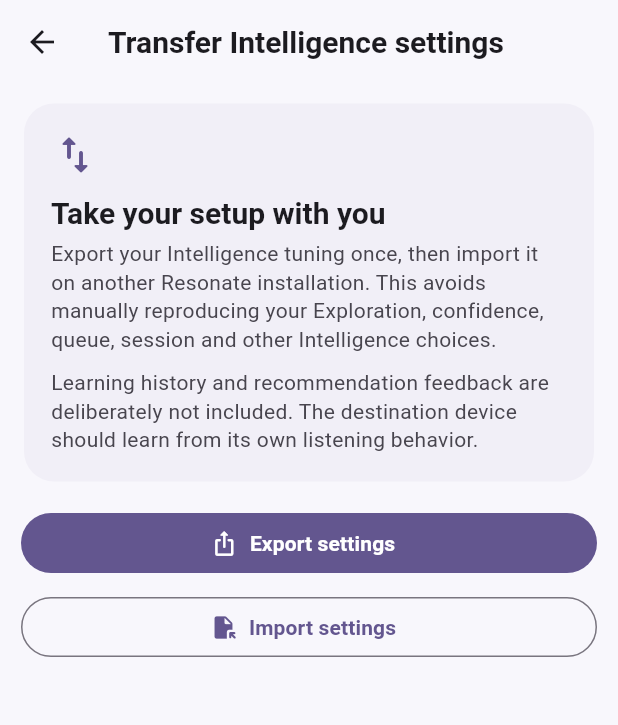
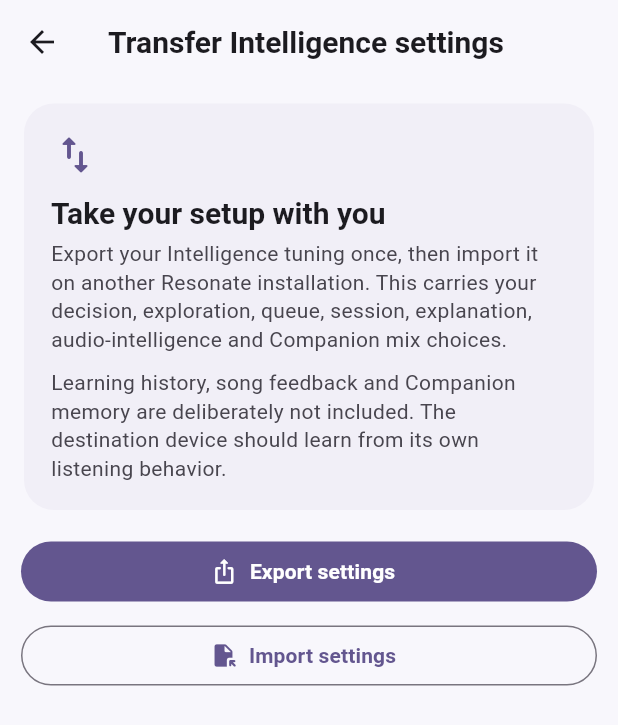
Before and after one commit to R-6167/Resonate, a Flutter app: the IntelligenceTransferScreen screen opened directly, after a tap on "Export settings", on a phone screen of 412 x 824 dp. Shown: the top 725 px of the screen. Run offline on Flutter 3.47's test engine with Material 3 defaults, Android fonts, the phone set to English and light mode, and no system bars; our stand-ins replace audio_service, file_picker, just_audio, share_plus, shared_preferences, sqflite; missing offline and left inert: audio_session; accounts and stored records are empty; statements that could not run were skipped.

Commit message:
feat: transfer full Intelligence tuning

```diff
--- a/lib/screens/intelligence_transfer_screen.dart
+++ b/lib/screens/intelligence_transfer_screen.dart
@@ -2,8 +2,12 @@
 
 import 'package:file_picker/file_picker.dart';
 import 'package:flutter/material.dart';
+import 'package:provider/provider.dart';
 import 'package:share_plus/share_plus.dart';
+import 'package:shared_preferences/shared_preferences.dart';
 
+import '../providers/intelligence_provider.dart';
+import '../services/intelligence_mix_settings_store.dart';
 import '../services/intelligence_settings_store.dart';
 
 class IntelligenceTransferScreen extends StatefulWidget {
@@ -16,14 +20,28 @@
 class _IntelligenceTransferScreenState extends State<IntelligenceTransferScreen> {
   bool _busy = false;
 
+  Future<Map<String, dynamic>> _document() async {
+    final prefs = await SharedPreferences.getInstance();
+    final core = await IntelligenceSettingsStore.exportSettings();
+    core['settings']['intelligenceEnabled'] = prefs.getBool('intelligence_enabled') ?? true;
+    core['settings']['autonomy'] = prefs.getInt('intelligence_autonomy') ?? 1;
+    core['settings']['autopilotGraduated'] = prefs.getBool('intelligence_autopilot_graduated') ?? false;
+    core['mix'] = {
+      'targetMinutes': await IntelligenceMixSettingsStore.targetMinutes(),
+      'longFormEnabled': await IntelligenceMixSettingsStore.longFormEnabled(),
+      'minimumLongFormMinutes': await IntelligenceMixSettingsStore.minimumLongFormMinutes(),
+      'replaySensitivity': await IntelligenceMixSettingsStore.replaySensitivity(),
+      'autoEvolutionEnabled': await IntelligenceMixSettingsStore.autoEvolutionEnabled(),
+    };
+    return core;
+  }
+
   Future<void> _export() async {
     setState(() => _busy = true);
     try {
-      final document = await IntelligenceSettingsStore.exportSettings();
-      final text = IntelligenceSettingsStore.encode(document);
-      final fileName = 'resonate-intelligence-settings.json';
+      final text = IntelligenceSettingsStore.encode(await _document());
       await Share.shareXFiles(
-        [XFile.fromData(Uint8List.fromList(text.codeUnits), name: fileName, mimeType: 'application/json')],
+        [XFile.fromData(Uint8List.fromList(text.codeUnits), name: 'resonate-intelligence-settings.json', mimeType: 'application/json')],
         subject: 'Resonate Intelligence settings',
         text: 'Resonate Intelligence settings export',
       );
@@ -37,13 +55,41 @@
   Future<void> _import() async {
     setState(() => _busy = true);
     try {
-      final result = await FilePicker.platform.pickFiles(type: FileType.custom, allowedExtensions: ['json']);
+      final result = await FilePicker.platform.pickFiles(type: FileType.custom, allowedExtensions: ['json'], withData: true);
       if (result == null) return;
       final bytes = result.files.single.bytes;
       if (bytes == null) throw const FormatException('The selected file could not be read.');
       final document = IntelligenceSettingsStore.decode(String.fromCharCodes(bytes));
       await IntelligenceSettingsStore.importSettings(document);
+      final prefs = await SharedPreferences.getInstance();
+      final settings = document['settings'];
+      if (settings is Map) {
+        final enabled = settings['intelligenceEnabled'];
+        final autonomy = settings['autonomy'];
+        if (enabled is bool) await prefs.setBool('intelligence_enabled', enabled);
+        if (autonomy is num) await prefs.setInt('intelligence_autonomy', autonomy.round().clamp(0, 2));
+        final graduated = settings['autopilotGraduated'];
+        if (graduated is bool) await prefs.setBool('intelligence_autopilot_graduated', graduated);
+      }
+      final mix = document['mix'];
+      if (mix is Map) {
+        Future<void> setInt(String key, Future<void> Function(int) setter, int min, int max) async {
+          final value = mix[key];
+          if (value is num) await setter(value.round().clamp(min, max));
+        }
+        Future<void> setBool(String key, Future<void> Function(bool) setter) async {
+          final value = mix[key];
+          if (value is bool) await setter(value);
+        }
+        await setInt('targetMinutes', IntelligenceMixSettingsStore.setTargetMinutes, 15, 120);
+        await setBool('longFormEnabled', IntelligenceMixSettingsStore.setLongFormEnabled);
+        await setInt('minimumLongFormMinutes', IntelligenceMixSettingsStore.setMinimumLongFormMinutes, 10, 60);
+        await setInt('replaySensitivity', IntelligenceMixSettingsStore.setReplaySensitivity, 1, 5);
+        await setBool('autoEvolutionEnabled', IntelligenceMixSettingsStore.setAutoEvolutionEnabled);
+      }
       if (mounted) {
+        await context.read<IntelligenceProvider>().setEnabled(prefs.getBool('intelligence_enabled') ?? true);
+        await context.read<IntelligenceProvider>().setAutonomy(prefs.getInt('intelligence_autonomy') ?? 1);
         _message('Intelligence settings imported.');
         Navigator.pop(context, true);
       }
@@ -54,8 +100,7 @@
     }
   }
 
-  void _message(String message) => ScaffoldMessenger.of(context)
-      .showSnackBar(SnackBar(content: Text(message)));
+  void _message(String message) => ScaffoldMessenger.of(context).showSnackBar(SnackBar(content: Text(message)));
 
   @override
   Widget build(BuildContext context) => Scaffold(
@@ -63,20 +108,15 @@
         body: ListView(
           padding: const EdgeInsets.fromLTRB(14, 8, 14, 32),
           children: [
-            Card(
-              child: Padding(
-                padding: const EdgeInsets.all(18),
-                child: Column(crossAxisAlignment: CrossAxisAlignment.start, children: [
-                  Icon(Icons.swap_vert_rounded, size: 32, color: Theme.of(context).colorScheme.primary),
-                  const SizedBox(height: 10),
-                  Text('Take your setup with you', style: Theme.of(context).textTheme.titleLarge?.copyWith(fontWeight: FontWeight.w700)),
-                  const SizedBox(height: 6),
-                  const Text('Export your Intelligence tuning once, then import it on another Resonate installation. This avoids manually reproducing your Exploration, confidence, queue, session and other Intelligence choices.'),
-                  const SizedBox(height: 10),
-                  const Text('Learning history and recommendation feedback are deliberately not included. The destination device should learn from its own listening behavior.'),
-                ]),
-              ),
-            ),
+            Card(child: Padding(padding: const EdgeInsets.all(18), child: Column(crossAxisAlignment: CrossAxisAlignment.start, children: [
+              Icon(Icons.swap_vert_rounded, size: 32, color: Theme.of(context).colorScheme.primary),
+              const SizedBox(height: 10),
+              Text('Take your setup with you', style: Theme.of(context).textTheme.titleLarge?.copyWith(fontWeight: FontWeight.w700)),
+              const SizedBox(height: 6),
+              const Text('Export your Intelligence tuning once, then import it on another Resonate installation. This carries your decision, exploration, queue, session, explanation, audio-intelligence and Companion mix choices.'),
+              const SizedBox(height: 10),
+              const Text('Learning history, song feedback and Companion memory are deliberately not included. The destination device should learn from its own listening behavior.'),
+            ]))),
             const SizedBox(height: 12),
             FilledButton.icon(onPressed: _busy ? null : _export, icon: const Icon(Icons.ios_share_rounded), label: const Text('Export settings')),
             const SizedBox(height: 8),
```
